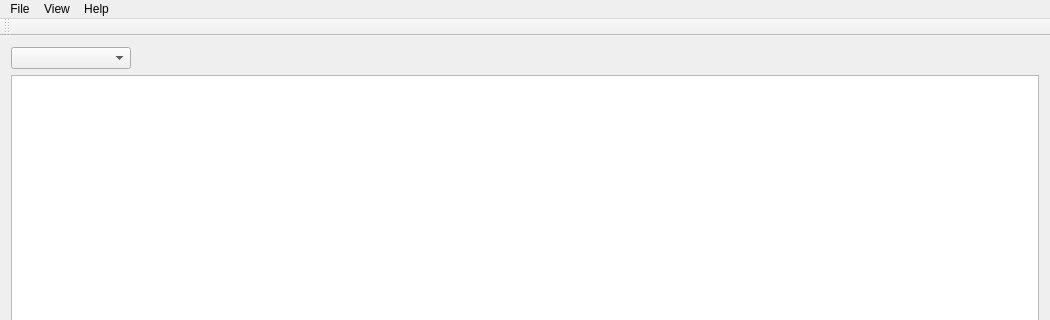
Qt form MainWindow.ui (tixiv/CAN-Monitor-qt) before a commit; both pictures show x 0 to 1050 and y 0 to 320 of the 1050 by 611 pixel window.
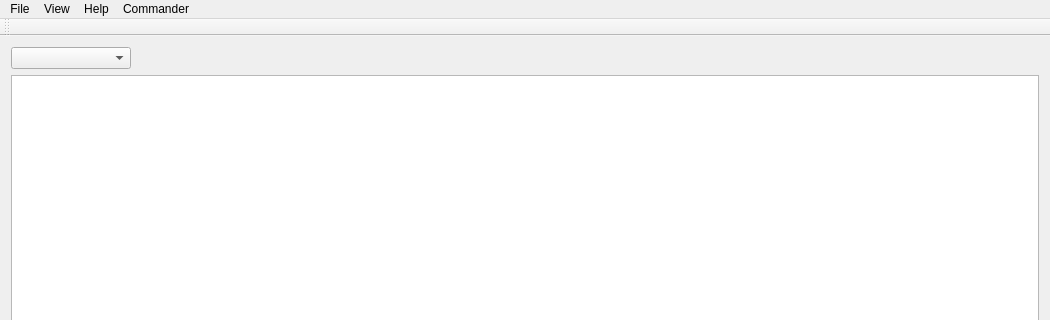
The same form after that commit. Icons and pictures are not drawn. Custom widgets are drawn as their Qt base class.

Commit message: added commander dialog (does nothing yet)

What changed in the file:
```diff
--- a/MainWindow.ui
+++ b/MainWindow.ui
@@ -157,9 +157,16 @@
     <addaction name="separator"/>
     <addaction name="menuEnable_Columns"/>
    </widget>
+   <widget class="QMenu" name="menuCommander">
+    <property name="title">
+     <string>Commander</string>
+    </property>
+    <addaction name="actionPCM_Commander"/>
+   </widget>
    <addaction name="menuFile"/>
    <addaction name="menuView"/>
    <addaction name="menuHelp"/>
+   <addaction name="menuCommander"/>
   </widget>
   <widget class="QToolBar" name="mainToolBar">
    <attribute name="toolBarArea">
```
Left out of the diff: 5 changed lines with no effect on the pictures. The commit also changes 6 other files.
